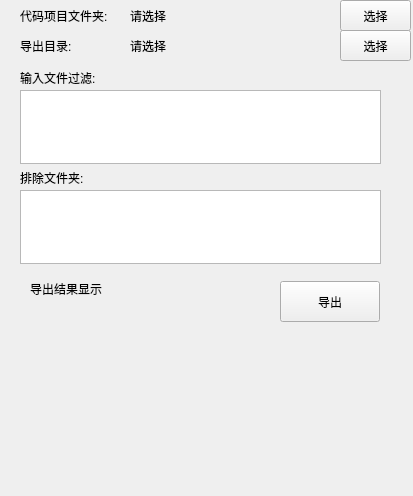
The window that src/QCodeExport/qcodeexport.ui (zzlhr/QDevTool) describes before a commit, drawn with Qt 5.
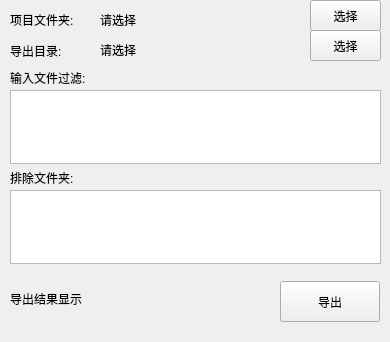
The same window after the commit.

Commit message: 代码导出功能

Patch:
```diff
--- a/src/QCodeExport/qcodeexport.ui
+++ b/src/QCodeExport/qcodeexport.ui
@@ -6,8 +6,8 @@
    <rect>
     <x>0</x>
     <y>0</y>
-    <width>413</width>
-    <height>496</height>
+    <width>390</width>
+    <height>342</height>
    </rect>
   </property>
   <property name="windowTitle">
@@ -16,21 +16,21 @@
   <widget class="QLabel" name="label">
    <property name="geometry">
     <rect>
-     <x>20</x>
-     <y>6</y>
-     <width>101</width>
+     <x>10</x>
+     <y>10</y>
+     <width>81</width>
      <height>20</height>
     </rect>
    </property>
    <property name="text">
-    <string>代码项目文件夹:</string>
+    <string>项目文件夹:</string>
    </property>
   </widget>
   <widget class="QLabel" name="label_codedir">
    <property name="geometry">
     <rect>
-     <x>130</x>
-     <y>6</y>
+     <x>100</x>
+     <y>10</y>
      <width>201</width>
      <height>20</height>
     </rect>
@@ -42,9 +42,9 @@
   <widget class="QLabel" name="label_3">
    <property name="geometry">
     <rect>
-     <x>20</x>
-     <y>35</y>
-     <width>101</width>
+     <x>10</x>
+     <y>40</y>
+     <width>81</width>
      <height>21</height>
     </rect>
    </property>
@@ -55,8 +55,8 @@
   <widget class="QLabel" name="label_exportPath">
    <property name="geometry">
     <rect>
-     <x>130</x>
-     <y>36</y>
+     <x>100</x>
+     <y>40</y>
      <width>201</width>
      <height>20</height>
     </rect>
@@ -68,7 +68,7 @@
   <widget class="QLabel" name="label_5">
    <property name="geometry">
     <rect>
-     <x>20</x>
+     <x>10</x>
      <y>70</y>
      <width>101</width>
      <height>16</height>
@@ -81,9 +81,9 @@
   <widget class="QTextEdit" name="textEdit_codeFileFilter">
    <property name="geometry">
     <rect>
-     <x>20</x>
+     <x>10</x>
      <y>90</y>
-     <width>361</width>
+     <width>371</width>
      <height>74</height>
     </rect>
    </property>
@@ -91,7 +91,7 @@
   <widget class="QLabel" name="label_6">
    <property name="geometry">
     <rect>
-     <x>20</x>
+     <x>10</x>
      <y>170</y>
      <width>101</width>
      <height>16</height>
@@ -104,9 +104,9 @@
   <widget class="QTextEdit" name="textEdit_excludeDirs">
    <property name="geometry">
     <rect>
-     <x>20</x>
+     <x>10</x>
      <y>190</y>
-     <width>361</width>
+     <width>371</width>
      <height>74</height>
     </rect>
    </property>
@@ -127,10 +127,10 @@
   <widget class="QLabel" name="label_result">
    <property name="geometry">
     <rect>
-     <x>30</x>
-     <y>280</y>
+     <x>10</x>
+     <y>290</y>
      <width>241</width>
-     <height>31</height>
+     <height>21</height>
     </rect>
    </property>
    <property name="text">
@@ -143,7 +143,7 @@
   <widget class="QPushButton" name="pushButton_selectProject">
    <property name="geometry">
     <rect>
-     <x>340</x>
+     <x>310</x>
      <y>0</y>
      <width>71</width>
      <height>31</height>
@@ -156,7 +156,7 @@
   <widget class="QPushButton" name="pushButton_selectExport">
    <property name="geometry">
     <rect>
-     <x>340</x>
+     <x>310</x>
      <y>30</y>
      <width>71</width>
      <height>31</height>
```
The commit also changes 8 other files.
